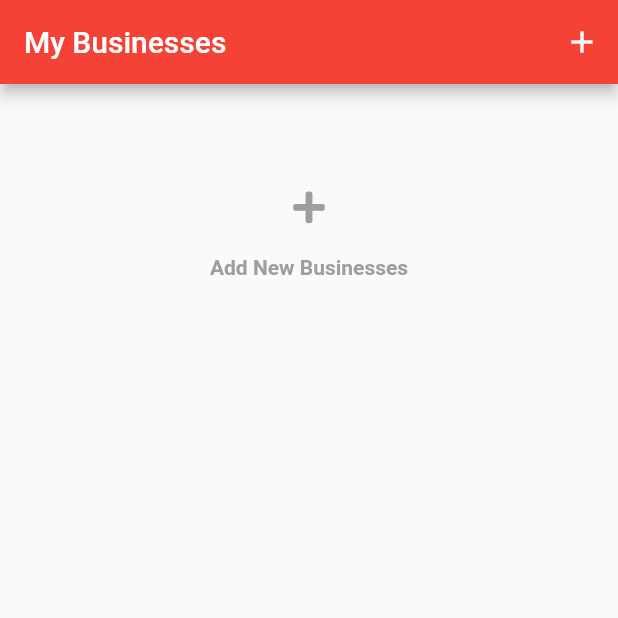
After one commit to rpsnaik/referola-platform, a Flutter app: the MyBusinesses screen opened directly, on a phone screen of 412 x 824 dp, the top half of it. The commit adds this screen. Run offline on Flutter 3.47's test engine with Material 2 defaults, Android fonts, the phone set to English and light mode, and no system bars; our stand-ins replace cached_network_image, cloud_firestore, country_code_picker, file_picker, firebase_auth, firebase_storage and 7 more; accounts and stored records are empty; Roboto replaces fonts that are missing (Nunito Sans Bold).

Commit message:
Added Business Profile

```diff
--- a/database-design/database-design.json
+++ b/database-design/database-design.json
@@ -68,7 +68,11 @@
             "addressPincode": "String",
 
             "businessOwnerId": "String (uid)",
-            "businessUserOn": "Timestamp",
+            "businessCreatedOn": "Timestamp",
+
+            "businessHolidaysOn": "List<String>",
+            "businessStartTime": "String",
+            "businessCloseTime": "String",
 
             "wallet": "Double"
         }
--- /dev/null
+++ b/mobile-platform/referola_businesses/lib/data/weeks.dart
@@ -0,0 +1 @@
+List week = ["sunday", "monday", "tuesday", "wednesday", "thursday", "friday", "saturday"];
--- a/mobile-platform/referola_businesses/lib/main.dart
+++ b/mobile-platform/referola_businesses/lib/main.dart
@@ -3,6 +3,9 @@ import 'package:referola_businesses/logic/auth/accountFun.dart';
 
 void main() => runApp(
   MaterialApp(
+    theme: ThemeData(
+      primaryColor: Colors.red
+    ),
     home: SplashScreen(),
     debugShowCheckedModeBanner: false,
   ),
--- a/mobile-platform/referola_businesses/lib/ui-components/buttons/longButton.dart
+++ b/mobile-platform/referola_businesses/lib/ui-components/buttons/longButton.dart
@@ -7,7 +7,7 @@ class CustomLongButton {
   Widget loadButton(BuildContext context, String title, Function onPressed) {
     return RaisedButton(
       padding: EdgeInsets.all(13.0),
-      color: Colors.blueGrey,
+      color: Colors.red,
       shape: RoundedRectangleBorder(borderRadius: BorderRadius.circular(8.0)),
       onPressed: onPressed,
       child: Row(
--- /dev/null
+++ b/mobile-platform/referola_businesses/lib/views/myBusinesses/myBusinesses.dart
@@ -0,0 +1,157 @@
+import 'package:flutter/material.dart';
+import 'package:font_awesome_flutter/font_awesome_flutter.dart';
+import 'package:referola_businesses/logic/auth/accountFun.dart';
+import 'package:referola_businesses/views/auth-ui/completeBusinessProfile.dart';
+import 'package:referola_businesses/views/myBusinesses/businessDashboard/dashboard.dart';
+import 'package:referola_businesses/views/myBusinesses/userAtBusinessLoc.dart';
+
+class MyBusinesses extends StatefulWidget {
+  @override
+  _MyBusinessesState createState() => _MyBusinessesState();
+}
+
+class _MyBusinessesState extends State<MyBusinesses> {
+  final BusinessesFun businessesFun = BusinessesFun();
+
+  ScrollController _scrollController = ScrollController();
+  bool getmoreflag = false;
+
+  bool isLoading = false;
+  bool isLoadingMore = false;
+
+  onLoadActivity()async{
+    setState(() {
+      isLoading = true;
+    });
+    await businessesFun.loadBusinesses(context);
+    setState(() {
+      isLoading = false;
+    });
+  }
+
+  loadMoreData()async{
+    setState(() {
+      isLoadingMore = true;
+    });
+    await businessesFun.loadMoreBusinesses(context);
+    setState(() {
+      isLoadingMore = false;
+      getmoreflag = false;
+    });
+  }
+
+  addBusinessFun()async{
+    bool shopLocRes = false;
+    await Navigator.push(context, MaterialPageRoute(builder: (context)=> UserAtBusinessLocation(atLoc: (val){
+      setState(() {
+        shopLocRes = val;
+      });
+    },)));
+
+    if(shopLocRes){
+      bool res = false;
+      await Navigator.push(context, MaterialPageRoute(builder: (context)=> AddBusinessProfile(added: (bool value) {
+        setState(() {
+          res = value;
+        });
+      },)));
+
+      if(res){
+        onLoadActivity();
+      }
+    }
+
+
+  }
+
+  @override
+  void initState() {
+    onLoadActivity();
+    _scrollController.addListener(() {
+      double maxScroll = _scrollController.position.maxScrollExtent;
+      double currentScroll = _scrollController.position.pixels;
+      double delta = MediaQuery.of(context).size.height * 0.70;
+      if (maxScroll - currentScroll <= delta) {
+        //Load data more data
+        if (!getmoreflag) {
+          setState(() {
+            getmoreflag = true;
+          });
+          loadMoreData();
+        }
+      }
+    });
+    super.initState();
+  }
+  @override
+  Widget build(BuildContext context) {
+    return Scaffold(
+      appBar: AppBar(
+        title: Text("My Businesses", style: TextStyle(
+          fontFamily: "Nunito Sans Bold"
+        ),),
+        actions: <Widget>[
+          IconButton(
+            icon: Icon(Icons.add),
+            onPressed: (){
+              addBusinessFun();
+            },
+          )
+        ],
+      ),
+      body: isLoading ? Center(
+        child: CircularProgressIndicator(),
+      ) : ListView(
+        controller: _scrollController,
+        children: <Widget>[
+          businessesFun.businesses.length == 0 ? InkWell(
+            onTap: (){
+              addBusinessFun();
+            },
+            child: Container(
+              height: 200.0,
+              child: Center(
+                child: Column(
+                  mainAxisAlignment: MainAxisAlignment.center,
+                  crossAxisAlignment: CrossAxisAlignment.center,
+                  children: <Widget>[
+                    Icon(FontAwesomeIcons.plus, color: Colors.grey,),
+                    SizedBox(
+                      height: 20.0,
+                    ),
+                    Text("Add New Businesses", style: TextStyle(
+                      fontWeight: FontWeight.bold,
+                      color: Colors.grey
+                    ),)
+                  ],
+                ),
+              ),
+            ),
+          ): ListView.builder(
+            primary: false,
+            shrinkWrap: true,
+            itemCount: businessesFun.businesses.length + 1,
+            itemBuilder: (context, i){
+              if(i == businessesFun.businesses.length){
+                if(isLoadingMore){
+                  return Center(
+                    child: CircularProgressIndicator(),
+                  );
+                }
+                return SizedBox();
+              }
+              return ListTile(
+                onTap: (){
+                  Navigator.push(context, MaterialPageRoute(builder: (context)=> BusinessDashboard(businessData: businessesFun.businesses[i],) ));
+                },
+                leading: Icon(FontAwesomeIcons.storeAlt),
+                title: Text(businessesFun.businesses[i].data['businessTitle']),
+                subtitle: Text(businessesFun.businesses[i].data['businessShortDescription']),
+              );
+            }
+          )
+        ],
+      ),
+    );
+  }
+}
--- a/mobile-platform/referola_businesses/pubspec.yaml
+++ b/mobile-platform/referola_businesses/pubspec.yaml
@@ -36,11 +36,13 @@ dependencies:
   permission_handler: ^5.0.1+1
   cached_network_image: ^2.2.0+1
   firebase_storage: ^3.1.6
-  flutter_svg: ^0.18.0
-  image_picker: ^0.6.7+2
+  flutter_svg: ^0.17.4
+  image_picker: ^0.6.7+4
   flutter_datetime_picker: ^1.3.8
   font_awesome_flutter: ^8.8.1
   file_picker: ^1.13.0
+  google_fonts: ^1.1.0
+  multi_select_flutter: ^1.0.5
 
 dev_dependencies:
   flutter_test:
```
Also changed, not shown: mobile-platform/referola_businesses/lib/logic/auth/accountFun.dart (+60 -33 lines), mobile-platform/referola_businesses/lib/views/auth-ui/completeBusinessProfile.dart (+120 -62 lines), mobile-platform/referola_businesses/lib/views/auth-ui/completeProfile.dart (+12 -12 lines), mobile-platform/referola_businesses/lib/views/homePage/homePage.dart (deleted, +0 -45 lines), mobile-platform/referola_businesses/lib/views/myBusinesses/businessDashboard/dashboard.dart (added, +21 -0 lines), mobile-platform/referola_businesses/lib/views/myBusinesses/userAtBusinessLoc.dart (added, +32 -0 lines), mobile-platform/referola_businesses/pubspec.lock.
